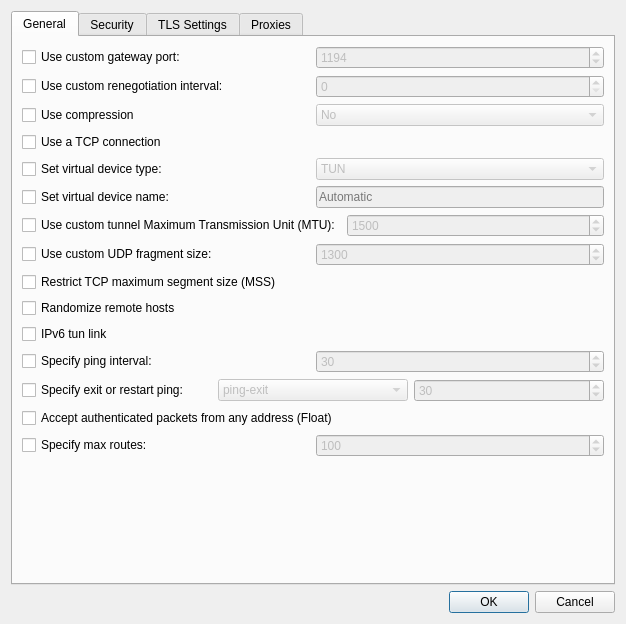
First picture: the form in vpn/openvpn/openvpnadvanced.ui, repository KDE/plasma-nm, before the edit.
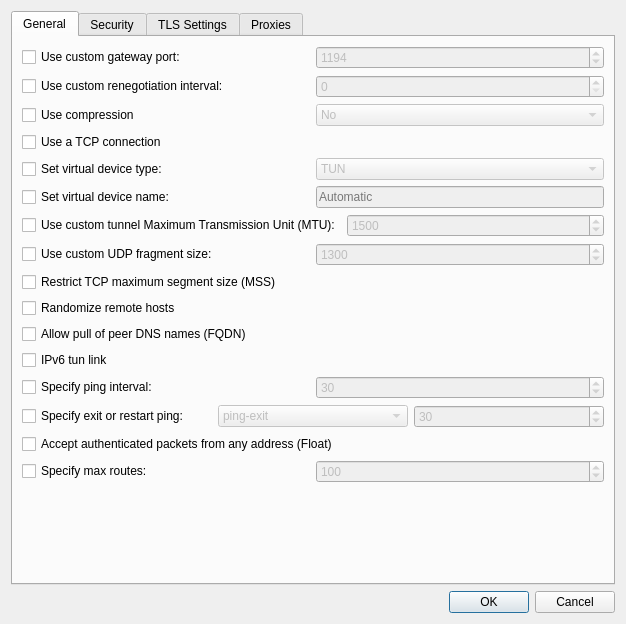
Second picture: the form after the edit. Custom widgets are drawn as their Qt base class.

Commit message: openvpn: support allow-pull-fqdn

The edit to the form file:
```diff
--- a/vpn/openvpn/openvpnadvanced.ui
+++ b/vpn/openvpn/openvpnadvanced.ui
@@ -309,6 +309,16 @@
          </property>
         </widget>
        </item>
+      <item>
+       <widget class="QCheckBox" name="chkAllowPullFqdn">
+        <property name="toolTip">
+         <string>Allow pulling of peer DNS names (FQDN) sent by the server.</string>
+        </property>
+        <property name="text">
+         <string>Allow pull of peer DNS names (FQDN)</string>
+        </property>
+       </widget>
+      </item>
        <item>
         <widget class="QCheckBox" name="chkIpv6TunLink">
          <property name="toolTip">
```
Lines whose indentation alone changed are shown as unchanged. The commit also changes 1 other file.
